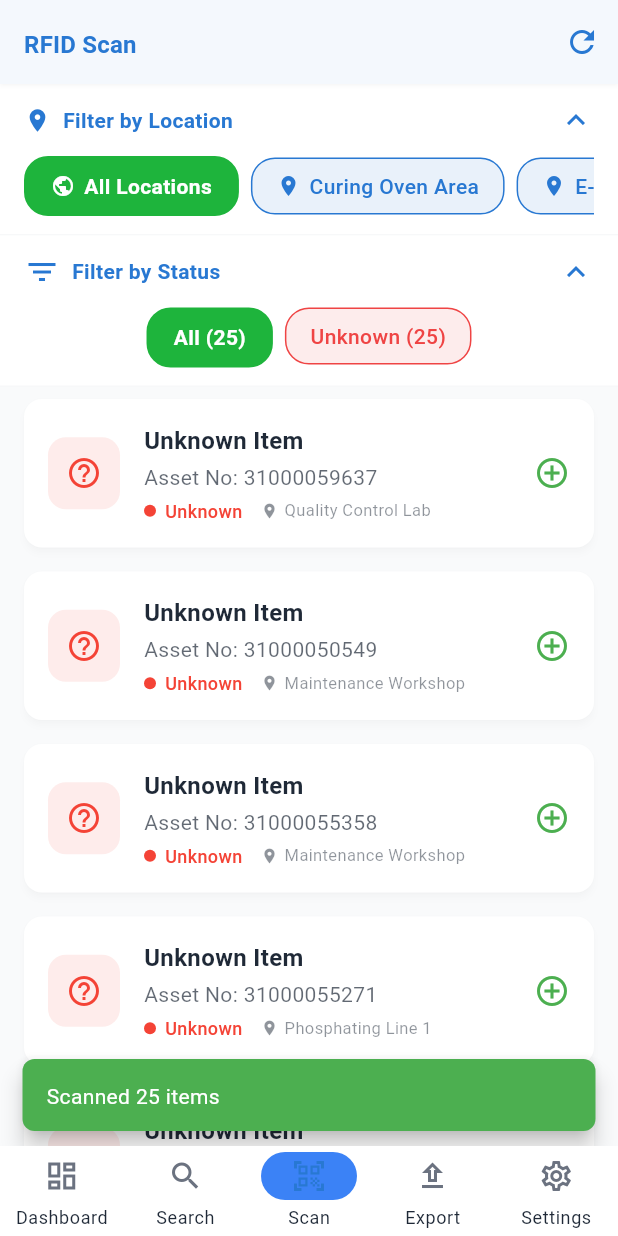
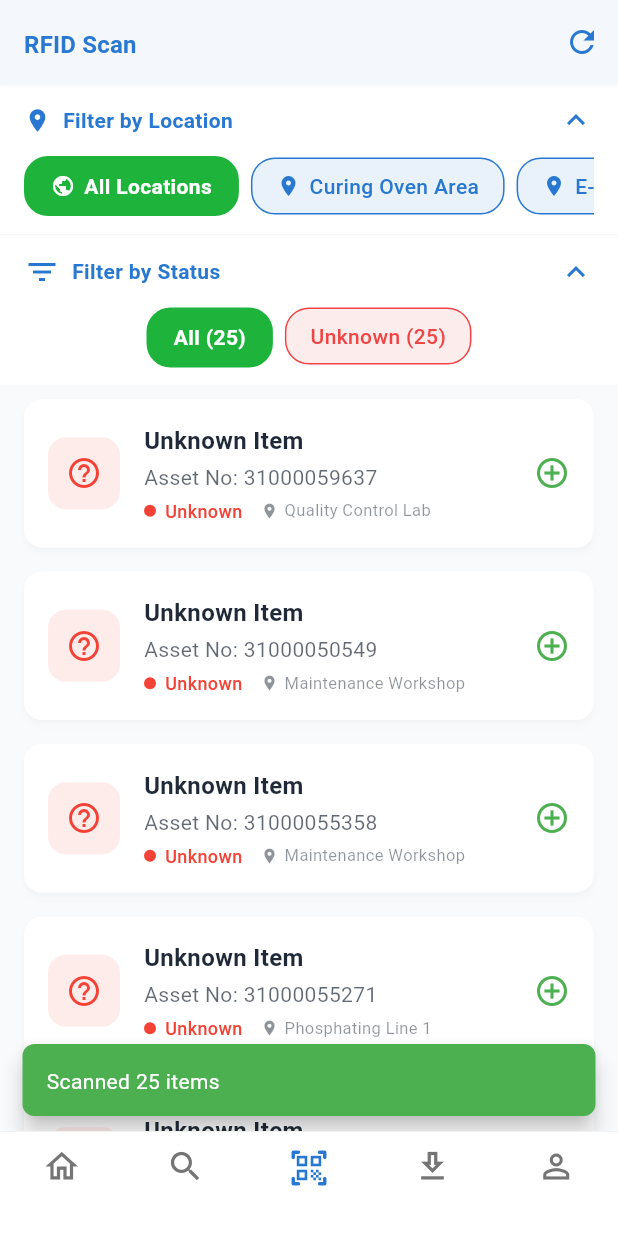
Before and after one commit to Russidan-Nadee/rfid-management-system, a Flutter app: the RootLayout screen opened directly, on a phone screen of 412 x 824 dp. Run offline on Flutter 3.47's test engine with Material 3 defaults, Android fonts, the light colour scheme and no system bars; our stand-ins replace equatable, fl_chart, flutter_bloc, get_it, lucide_icons, share_plus and 1 more; accounts and stored records are empty; network calls fail.

Commit message:
fix/dashboard-ui

```diff
--- a/frontend/lib/core/constants/app_decorations.dart
+++ b/frontend/lib/core/constants/app_decorations.dart
@@ -78,7 +78,7 @@ class AppBorders {
   static const BorderRadius medium = BorderRadius.all(Radius.circular(8));
   static const BorderRadius large = BorderRadius.all(Radius.circular(12));
   static const BorderRadius xl = BorderRadius.all(Radius.circular(16));
-  static const BorderRadius circular = BorderRadius.all(Radius.circular(50));
+  static const BorderRadius circular = BorderRadius.all(Radius.circular(8));
 
   // Custom Radius
   static BorderRadius custom(double radius) =>
@@ -239,13 +239,13 @@ class AppDecorations {
   // Filter/Chip Decorations
   static BoxDecoration get chip => BoxDecoration(
     color: AppColors.backgroundSecondary,
-    borderRadius: AppBorders.circular,
+    borderRadius: AppBorders.medium,
     border: AppBorders.allBorders,
   );
 
   static BoxDecoration get chipSelected => BoxDecoration(
     color: AppColors.primary.withOpacity(0.1),
-    borderRadius: AppBorders.circular,
+    borderRadius: AppBorders.medium,
     border: Border.all(color: AppColors.primary),
   );
 
--- a/frontend/lib/features/dashboard/presentation/widgets/common/dashboard_card.dart
+++ b/frontend/lib/features/dashboard/presentation/widgets/common/dashboard_card.dart
@@ -2,7 +2,7 @@
 import 'package:flutter/material.dart';
 import 'package:frontend/core/constants/app_decorations.dart';
 import 'package:frontend/core/constants/app_spacing.dart';
-import 'package:frontend/core/constants/app_typography';
+import 'package:frontend/core/constants/app_typography.dart';
 
 class DashboardCard extends StatelessWidget {
   final String? title;
--- a/frontend/lib/features/dashboard/presentation/widgets/common/empty_state.dart
+++ b/frontend/lib/features/dashboard/presentation/widgets/common/empty_state.dart
@@ -3,7 +3,7 @@ import 'package:flutter/material.dart';
 import 'package:frontend/core/constants/app_colors.dart';
 import 'package:frontend/core/constants/app_decorations.dart';
 import 'package:frontend/core/constants/app_spacing.dart';
-import 'package:frontend/core/constants/app_typography';
+import 'package:frontend/core/constants/app_typography.dart';
 
 class EmptyState extends StatelessWidget {
   final IconData? icon;
--- a/frontend/lib/features/dashboard/presentation/widgets/summary_cards_widget.dart
+++ b/frontend/lib/features/dashboard/presentation/widgets/summary_cards_widget.dart
@@ -100,7 +100,6 @@ class SummaryCardsWidget extends StatelessWidget {
       title: title,
       value: value,
       valueColor: iconColor,
-      trend: trend,
       trendColor: trendColor,
     );
   }
@@ -307,6 +306,8 @@ class _LegacySummaryCard extends StatelessWidget {
             label,
             style: AppTextStyles.statLabel.copyWith(color: labelColor),
             textAlign: TextAlign.center,
+            maxLines: 1,
+            overflow: TextOverflow.ellipsis,
           ),
         ],
       ),
--- a/frontend/lib/layouts/root_layout.dart
+++ b/frontend/lib/layouts/root_layout.dart
@@ -7,6 +7,7 @@ import 'package:frontend/features/setting/presentation/pages/settings_page.dart'
 import '../features/scan/presentation/pages/scan_page.dart';
 import '../core/constants/app_spacing.dart';
 import '../core/constants/app_constants.dart';
+import '../core/constants/app_colors.dart';
 
 class RootLayout extends StatefulWidget {
   const RootLayout({super.key});
@@ -27,28 +28,28 @@ class _RootLayoutState extends State<RootLayout> {
   // Navigation destinations data
   static const List<NavigationDestination> _destinations = [
     NavigationDestination(
-      icon: Icon(Icons.dashboard_outlined),
-      selectedIcon: Icon(Icons.dashboard),
+      icon: Icon(Icons.home_outlined),
+      selectedIcon: Icon(Icons.home_rounded),
       label: 'Dashboard',
     ),
     NavigationDestination(
       icon: Icon(Icons.search_outlined),
-      selectedIcon: Icon(Icons.search),
+      selectedIcon: Icon(Icons.search_rounded),
       label: 'Search',
     ),
     NavigationDestination(
       icon: Icon(Icons.qr_code_scanner_outlined),
-      selectedIcon: Icon(Icons.qr_code_scanner),
+      selectedIcon: Icon(Icons.qr_code_scanner_rounded),
       label: 'Scan',
     ),
     NavigationDestination(
-      icon: Icon(Icons.upload_outlined),
-      selectedIcon: Icon(Icons.upload),
+      icon: Icon(Icons.download_outlined),
+      selectedIcon: Icon(Icons.download_rounded),
       label: 'Export',
     ),
     NavigationDestination(
-      icon: Icon(Icons.settings_outlined),
-      selectedIcon: Icon(Icons.settings),
+      icon: Icon(Icons.person_outline),
+      selectedIcon: Icon(Icons.person_rounded),
       label: 'Settings',
     ),
   ];
@@ -56,28 +57,28 @@ class _RootLayoutState extends State<RootLayout> {
   // Navigation rail destinations
   static const List<NavigationRailDestination> _railDestinations = [
     NavigationRailDestination(
-      icon: Icon(Icons.dashboard_outlined),
-      selectedIcon: Icon(Icons.dashboard),
+      icon: Icon(Icons.home_outlined),
+      selectedIcon: Icon(Icons.home_rounded),
       label: Text('Dashboard'),
     ),
     NavigationRailDestination(
       icon: Icon(Icons.search_outlined),
-      selectedIcon: Icon(Icons.search),
+      selectedIcon: Icon(Icons.search_rounded),
       label: Text('Search'),
     ),
     NavigationRailDestination(
       icon: Icon(Icons.qr_code_scanner_outlined),
-      selectedIcon: Icon(Icons.qr_code_scanner),
+      selectedIcon: Icon(Icons.qr_code_scanner_rounded),
       label: Text('Scan'),
     ),
     NavigationRailDestination(
-      icon: Icon(Icons.upload_outlined),
-      selectedIcon: Icon(Icons.upload),
+      icon: Icon(Icons.download_outlined),
+      selectedIcon: Icon(Icons.download_rounded),
       label: Text('Export'),
     ),
     NavigationRailDestination(
-      icon: Icon(Icons.settings_outlined),
-      selectedIcon: Icon(Icons.settings),
+      icon: Icon(Icons.person_outline),
+      selectedIcon: Icon(Icons.person_rounded),
       label: Text('Settings'),
     ),
   ];
@@ -120,9 +121,7 @@ class _RootLayoutState extends State<RootLayout> {
       ),
 
       // Bottom Navigation Bar for narrow screens
-      bottomNavigationBar: _isWideScreen
-          ? null
-          : _buildBottomNavigationBar(theme),
+      bottomNavigationBar: _isWideScreen ? null : _buildCustomBottomNav(),
     );
   }
 
@@ -169,20 +168,50 @@ class _RootLayoutState extends State<RootLayout> {
     return null;
   }
 
-  Widget _buildBottomNavigationBar(ThemeData theme) {
-    return NavigationBar(
-      selectedIndex: _currentIndex,
-      onDestinationSelected: _onNavTap,
-      destinations: _destinations,
+  Widget _buildCustomBottomNav() {
+    return MediaQuery.removePadding(
+      context: context,
+      removeBottom: true,
+      child: Container(
+        height: 70,
+        decoration: BoxDecoration(
+          color: Colors.white,
+          border: Border(
+            top: BorderSide(color: Colors.grey.shade200, width: 0.5),
+          ),
+        ),
+        child: Row(
+          children: _destinations.asMap().entries.map((entry) {
+            final index = entry.key;
+            final destination = entry.value;
+            final isSelected = index == _currentIndex;
 
-      // Use theme values
-      backgroundColor: theme.navigationBarTheme.backgroundColor,
-      indicatorColor: theme.navigationBarTheme.indicatorColor,
-      surfaceTintColor: theme.navigationBarTheme.surfaceTintColor,
-      shadowColor: theme.navigationBarTheme.shadowColor,
-      elevation: theme.navigationBarTheme.elevation,
-      height: theme.navigationBarTheme.height,
-      labelBehavior: NavigationDestinationLabelBehavior.alwaysShow,
+            return Expanded(
+              child: Align(
+                alignment: Alignment.topCenter,
+                child: Padding(
+                  padding: const EdgeInsets.only(top: 10), // ดัน icon ขึ้น
+                  child: InkResponse(
+                    onTap: () => _onNavTap(index),
+                    splashColor: Colors.transparent,
+                    highlightColor: Colors.transparent,
+                    radius: 28,
+                    child: Icon(
+                      isSelected
+                          ? (destination.selectedIcon as Icon).icon
+                          : (destination.icon as Icon).icon,
+                      color: isSelected
+                          ? AppColors.primary
+                          : Colors.grey.shade600,
+                      size: isSelected ? 28 : 26,
+                    ),
+                  ),
+                ),
+              ),
+            );
+          }).toList(),
+        ),
+      ),
     );
   }
 
```
